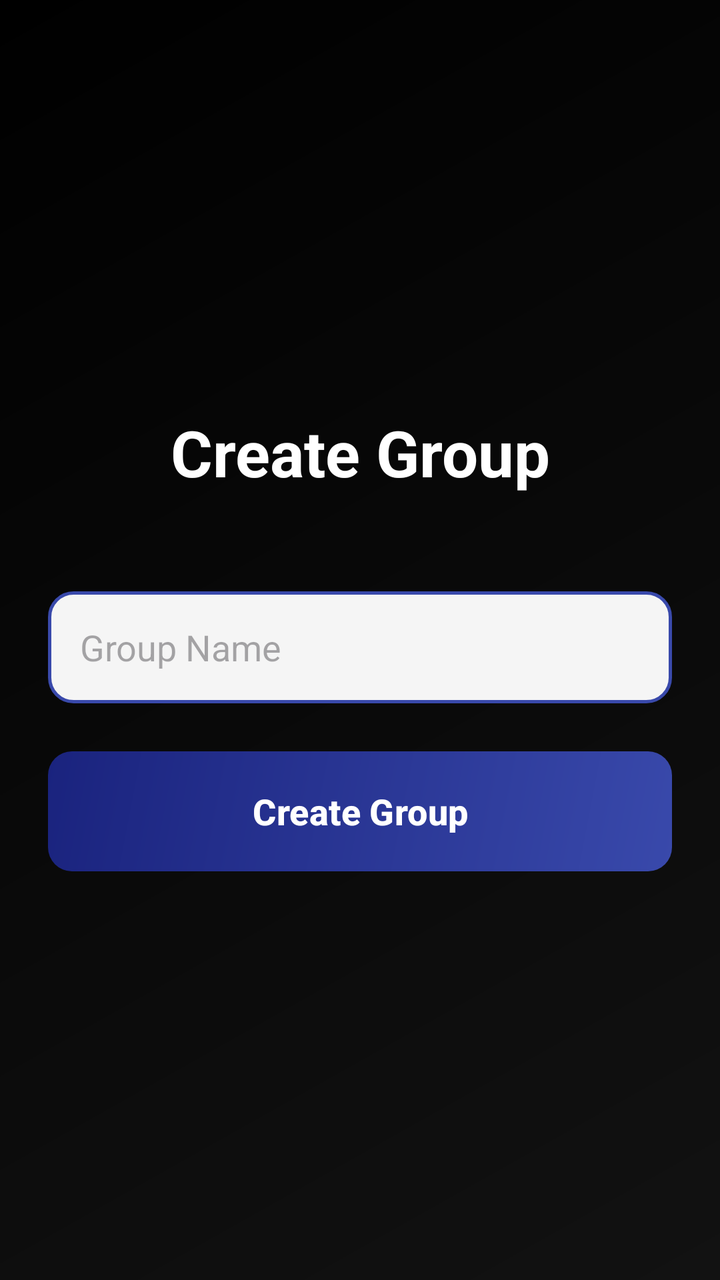
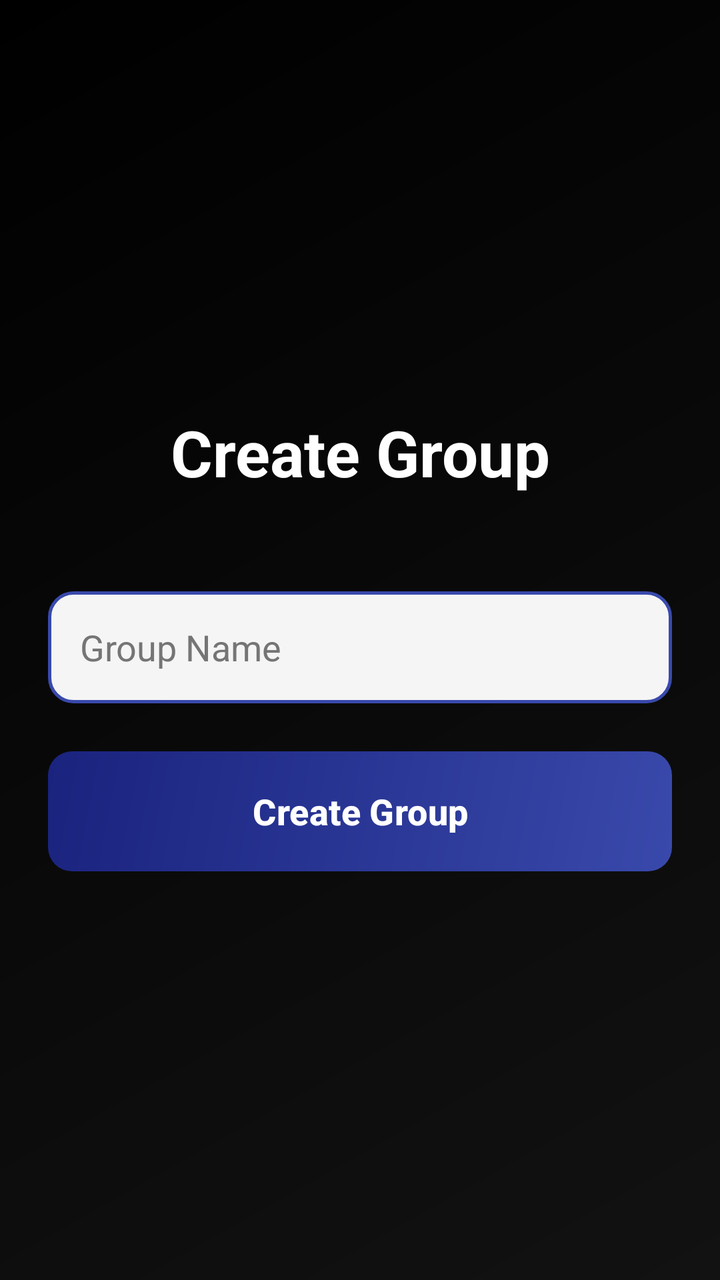

Two renders of the same Android screen: before a commit and after it. Below are the layout's source before the change and the commit's diff.
<!-- AndroidManifest.xml: application theme Theme.GeffenFinalProject -->
<!-- res/layout/activity_create_group.xml -->
<?xml version="1.0" encoding="utf-8"?>
<androidx.constraintlayout.widget.ConstraintLayout xmlns:android="http://schemas.android.com/apk/res/android"
    xmlns:app="http://schemas.android.com/apk/res-auto"
    xmlns:tools="http://schemas.android.com/tools"
    android:id="@+id/main"
    android:layout_width="match_parent"
    android:layout_height="match_parent"
    android:background="@drawable/main_gradient"
    android:padding="24dp"
    tools:context=".create_group">

    <LinearLayout
        android:layout_width="match_parent"
        android:layout_height="wrap_content"
        app:layout_constraintBottom_toBottomOf="parent"
        app:layout_constraintTop_toTopOf="parent"
        android:orientation="vertical">

        <TextView
            android:layout_width="match_parent"
            android:layout_height="wrap_content"
            android:layout_marginBottom="48dp"
            android:gravity="center"
            android:text="Create Group"
            android:textColor="@color/white"
            android:textSize="32sp"
            android:textStyle="bold" />

        <EditText
            android:id="@+id/etGroupName"
            android:layout_width="match_parent"
            android:layout_height="56dp"
            android:layout_marginBottom="24dp"
            android:background="@drawable/edit_text_background"
            android:hint="Group Name"
            android:inputType="text"
            android:paddingHorizontal="16dp"
            android:textColor="@color/black" />

        <com.google.android.material.button.MaterialButton
            android:id="@+id/btnCreateGroup"
            android:layout_width="match_parent"
            android:layout_height="60dp"
            android:background="@drawable/button_primary"
            android:text="Create Group"
            android:textAllCaps="false"
            android:textColor="@color/white"
            android:textSize="18sp"
            android:textStyle="bold"
            app:backgroundTint="@null"
            app:cornerRadius="12dp" />

    </LinearLayout>

</androidx.constraintlayout.widget.ConstraintLayout>
<!-- resources referenced by this layout -->
<resources>
  <color name="black">#FF000000</color>
  <color name="white">#FFFFFFFF</color>
  <!-- drawable button_primary (drawable) -->
  <?xml version="1.0" encoding="utf-8"?>
  <ripple xmlns:android="http://schemas.android.com/apk/res/android"
      android:color="#40FFFFFF">
      <item android:drawable="@drawable/button_gradient" />
  </ripple>
  <!-- drawable edit_text_background (drawable) -->
  <?xml version="1.0" encoding="utf-8"?>
  <shape xmlns:android="http://schemas.android.com/apk/res/android"
      android:shape="rectangle">
      <solid android:color="#F5F5F5" />
      <stroke
          android:width="1.5dp"
          android:color="@color/primary" />
      <corners android:radius="12dp" />
      <padding
          android:bottom="12dp"
          android:left="16dp"
          android:right="16dp"
          android:top="12dp" />
  </shape>
  <!-- drawable main_gradient (drawable) -->
  <?xml version="1.0" encoding="utf-8"?>
  <shape xmlns:android="http://schemas.android.com/apk/res/android"
      android:shape="rectangle">
      <gradient
          android:angle="135"
          android:endColor="@color/bg_end"
          android:startColor="@color/bg_start"
          android:type="linear" />
  </shape>
  <style name="Theme.GeffenFinalProject" parent="Base.Theme.GeffenFinalProject" />
  <!-- drawable button_gradient (drawable) -->
  <?xml version="1.0" encoding="utf-8"?>
  <shape xmlns:android="http://schemas.android.com/apk/res/android"
      android:shape="rectangle">
      <gradient
          android:angle="135"
          android:endColor="@color/button_bg_end"
          android:startColor="@color/button_bg_start"
          android:type="linear" />
      <corners android:radius="12dp" />
  </shape>
  <color name="primary">#3949AB</color>
  <color name="bg_end">#000000</color>
  <color name="bg_start">#121212</color>
  <style name="Base.Theme.GeffenFinalProject" parent="Theme.Material3.DayNight.NoActionBar">
          
          
      </style>
  <color name="button_bg_end">#1A237E</color>
  <color name="button_bg_start">#3949AB</color>
</resources>

<!-- the commit's change to res/layout/activity_create_group.xml (unified diff, before → after) -->
@@ -35,7 +35,8 @@
             android:hint="Group Name"
             android:inputType="text"
             android:paddingHorizontal="16dp"
-            android:textColor="@color/black" />
+            android:textColor="@color/black"
+            android:textColorHint="#757575" />
 
         <com.google.android.material.button.MaterialButton
             android:id="@+id/btnCreateGroup"
